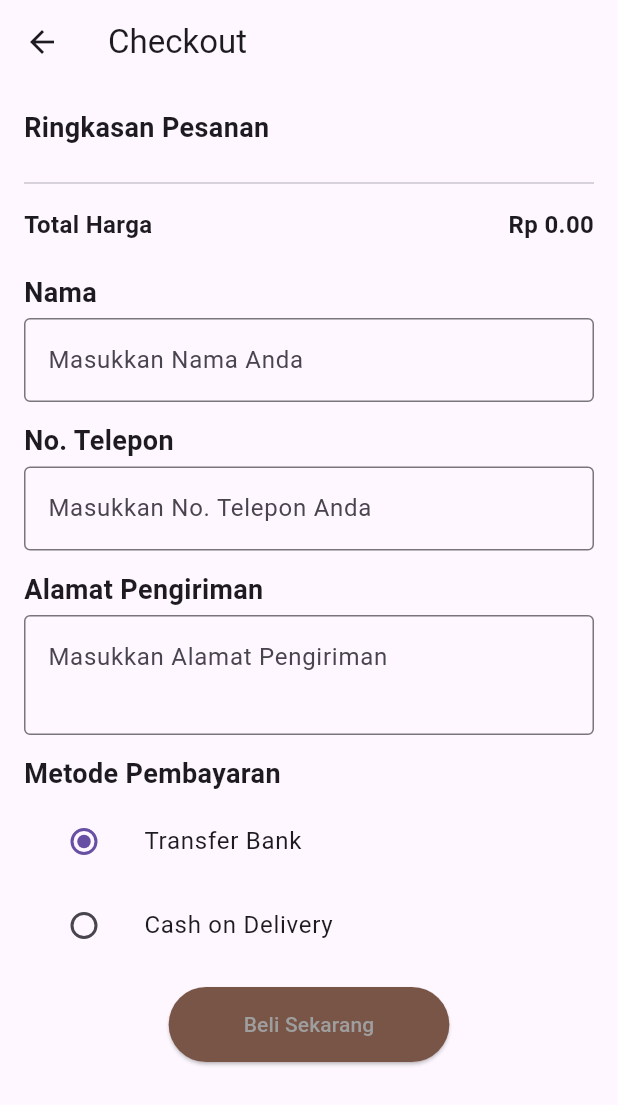
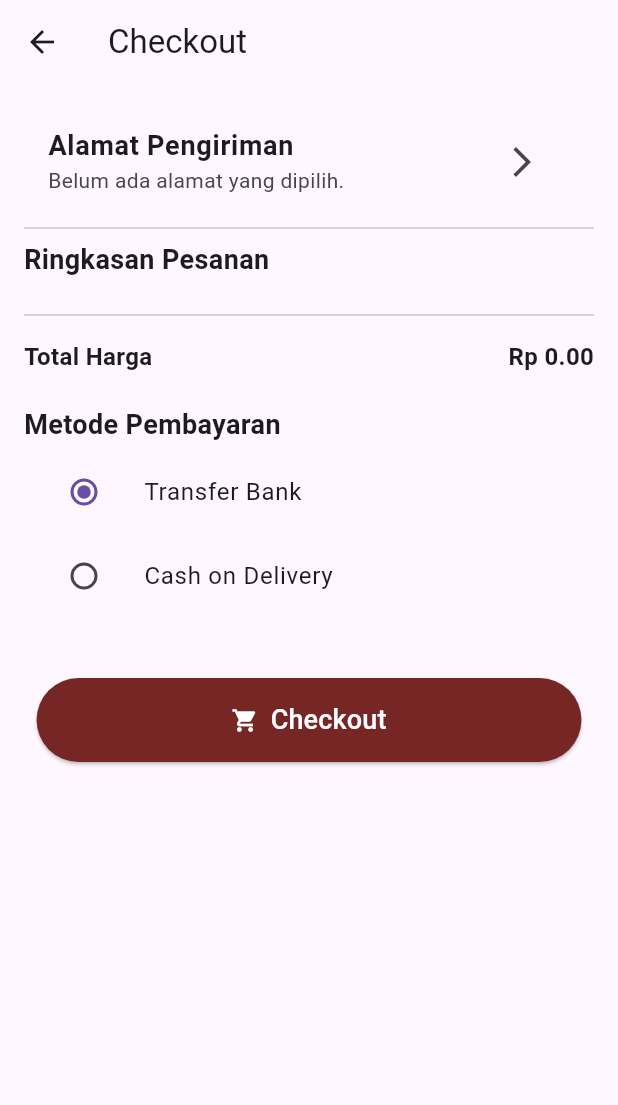
Before and after one commit to Semester4Project/kojukMobile, a Flutter app: the CheckoutPage screen opened by its route, on a phone screen of 412 x 824 dp. Shown: the top 1105 px of the screen. Run offline on Flutter 3.47's test engine with Material 3 defaults, Android fonts, the light colour scheme and no system bars; our stand-ins replace image_picker, shared_preferences; accounts and stored records are empty.

Commit message:
update alamat and detail produk

```diff
--- a/lib/pages/checkout_page.dart
+++ b/lib/pages/checkout_page.dart
@@ -1,6 +1,9 @@
 import 'package:flutter/material.dart';
 import 'package:provider/provider.dart';
+import 'alamat_page.dart'; // Import halaman Alamat
 import 'package:kojuk_mobile/models/cart_model.dart';
+import 'package:shared_preferences/shared_preferences.dart';
+import 'dart:convert';
 
 class CheckoutPage extends StatefulWidget {
   @override
@@ -8,12 +11,27 @@ class CheckoutPage extends StatefulWidget {
 }
 
 class _CheckoutPageState extends State<CheckoutPage> {
-  String? selectedPaymentMethod = 'bank';
+  Map<String, String>? selectedAddress;
+  String? selectedPaymentMethod = 'bank'; // Inisialisasi dengan nilai default
 
-  // Controllers for input fields
-  final nameController = TextEditingController();
-  final phoneController = TextEditingController();
-  final addressController = TextEditingController();
+  @override
+  void initState() {
+    super.initState();
+    _loadDefaultAddress();
+  }
+
+  Future<void> _loadDefaultAddress() async {
+    SharedPreferences prefs = await SharedPreferences.getInstance();
+    String? alamatString = prefs.getString('alamatList');
+    if (alamatString != null) {
+      List<Map<String, String>> alamatList = List<Map<String, String>>.from(json.decode(alamatString));
+      if (alamatList.isNotEmpty) {
+        setState(() {
+          selectedAddress = alamatList[0]; // Memilih alamat pertama sebagai default
+        });
+      }
+    }
+  }
 
   @override
   Widget build(BuildContext context) {
@@ -21,7 +39,9 @@ class _CheckoutPageState extends State<CheckoutPage> {
       appBar: AppBar(
         title: Text('Checkout'),
       ),
-      body: Padding(
+      body: Stack(
+        children: [
+          Padding(
             padding: const EdgeInsets.all(16.0),
             child: Consumer<CartModel>(
               builder: (context, cart, child) {
@@ -32,6 +52,40 @@ class _CheckoutPageState extends State<CheckoutPage> {
                   child: Column(
                     crossAxisAlignment: CrossAxisAlignment.start,
                     children: [
+                      ListTile(
+                        title: Text(
+                          'Alamat Pengiriman',
+                          style: TextStyle(fontSize: 18, fontWeight: FontWeight.bold),
+                        ),
+                        subtitle: selectedAddress != null
+                            ? Text(
+                                '${selectedAddress!['nama']}\n'
+                                '${selectedAddress!['noHp']}\n'
+                                '${selectedAddress!['detailAlamat']}\n'
+                                '${selectedAddress!['desa']}, ${selectedAddress!['kecamatan']}, '
+                                '${selectedAddress!['kabupaten']}, ${selectedAddress!['provinsi']}, '
+                                'ID ${selectedAddress!['kodePos']}')
+                            : Text('Belum ada alamat yang dipilih.'),
+                        trailing: IconButton(
+                          icon: Icon(Icons.arrow_forward_ios),
+                          onPressed: () async {
+                            // Navigate to address selection page
+                            final result = await Navigator.push(
+                              context,
+                              MaterialPageRoute(
+                                builder: (context) => AlamatPage(isSelectingAddress: true), // Menggunakan AlamatPage untuk memilih alamat
+                              ),
+                            );
+
+                            if (result != null && result is Map<String, String>) {
+                              setState(() {
+                                selectedAddress = result;
+                              });
+                            }
+                          },
+                        ),
+                      ),
+                      Divider(),
                       Text(
                         'Ringkasan Pesanan',
                         style: TextStyle(fontSize: 18, fontWeight: FontWeight.bold),
@@ -74,46 +128,6 @@ class _CheckoutPageState extends State<CheckoutPage> {
                       ),
                       SizedBox(height: 13),
                       Text(
-                    'Nama',
-                    style: TextStyle(fontSize: 18, fontWeight: FontWeight.bold),
-                  ),
-                  SizedBox(height: 4),
-                  TextField(
-                    controller: nameController,
-                    decoration: InputDecoration(
-                      border: OutlineInputBorder(),
-                      hintText: 'Masukkan Nama Anda',
-                    ),
-                  ),
-                  SizedBox(height: 13),
-                  Text(
-                    'No. Telepon',
-                    style: TextStyle(fontSize: 18, fontWeight: FontWeight.bold),
-                  ),
-                  SizedBox(height: 4),
-                  TextField(
-                    controller: phoneController,
-                    decoration: InputDecoration(
-                      border: OutlineInputBorder(),
-                      hintText: 'Masukkan No. Telepon Anda',
-                    ),
-                  ),
-                  SizedBox(height: 13),
-                  Text(
-                    'Alamat Pengiriman',
-                    style: TextStyle(fontSize: 18, fontWeight: FontWeight.bold),
-                  ),
-                  SizedBox(height: 4),
-                  TextField(
-                    controller: addressController,
-                    decoration: InputDecoration(
-                      border: OutlineInputBorder(),
-                      hintText: 'Masukkan Alamat Pengiriman',
-                    ),
-                    maxLines: 2,
-                  ),
-                  SizedBox(height: 13),
-                  Text(
                         'Metode Pembayaran',
                         style: TextStyle(fontSize: 18, fontWeight: FontWeight.bold),
                       ),
@@ -142,9 +156,19 @@ class _CheckoutPageState extends State<CheckoutPage> {
                           },
                         ),
                       ),
-                  SizedBox(height: 13),
-                  Center(
-                    child: ElevatedButton(
+                      SizedBox(height: 100), // Adding extra space to avoid button overlaying content
+                    ],
+                  ),
+                );
+              },
+            ),
+          ),
+          Positioned(
+            bottom: 20,
+            left: 0,
+            right: 0,
+            child: Center(
+              child: ElevatedButton.icon(
                 onPressed: () {
                   // Handle checkout action
                   if (selectedPaymentMethod == 'bank') {
@@ -159,15 +183,15 @@ class _CheckoutPageState extends State<CheckoutPage> {
                             children: [
                               Text('Silahkan transfer ke rekening berikut:'),
                               SizedBox(height: 10),
-                                    Text('Bank: ABC Bank'),
-                                    Text('No Rekening: 1234567890'),
-                                    Text('Atas Nama: PT. Contoh Perusahaan'),
+                              Text('Nomor Rekening: 123456789'),
+                              Text('Atas Nama: John Doe'),
+                              Text('Bank: Bank ABC'),
                             ],
                           ),
                           actions: [
                             TextButton(
                               onPressed: () {
-                                      Navigator.of(context).pop();
+                                Navigator.pop(context);
                               },
                               child: Text('OK'),
                             ),
@@ -175,43 +199,27 @@ class _CheckoutPageState extends State<CheckoutPage> {
                         );
                       },
                     );
-                        } else if (selectedPaymentMethod == 'cod') {
-                          // Handle cash on delivery logic here
-                          // Example: show a confirmation dialog
-                          showDialog(
-                            context: context,
-                            builder: (context) {
-                              return AlertDialog(
-                                title: Text('Konfirmasi Pesanan'),
-                                content: Text('Pesanan Anda akan dibayar di tempat (COD).'),
-                                actions: [
-                                  TextButton(
-                                    onPressed: () {
-                                      Navigator.of(context).pop();
-                                    },
-                                    child: Text('OK'),
-                                  ),
-                                ],
-                              );
-                            },
-                          );
+                  } else {
+                    // Handle COD checkout action
                   }
                 },
-                      child: Text('Beli Sekarang'),
+                icon: Icon(Icons.shopping_cart, color: Colors.white), // Changed icon color to white
+                label: Text(
+                  'Checkout',
+                  style: const TextStyle(
+                    fontSize: 18,
+                    color: Colors.white,
+                  ),
+                ),
                 style: ElevatedButton.styleFrom(
-                        backgroundColor: Colors.brown,
-                        foregroundColor: Colors.grey,
-                        padding: EdgeInsets.symmetric(horizontal: 50, vertical: 15),
-                        minimumSize: Size(175.0, 47.0), // Constrain button size
+                  padding: EdgeInsets.symmetric(horizontal: 130, vertical: 15), // Increased horizontal padding
+                  backgroundColor: Color.fromRGBO(118, 38, 37, 1),
+                ),
               ),
             ),
           ),
         ],
       ),
     );
-          },
-        ),
-      ),
-    );
   }
 }
```
Also changed, not shown: lib/pages/alamat_page.dart (+20 -7 lines), lib/pages/detail_produk.dart (+42 -33 lines), lib/pages/edit_alamat_page.dart (+62 -54 lines). Lines whose indentation alone changed are shown as unchanged.
